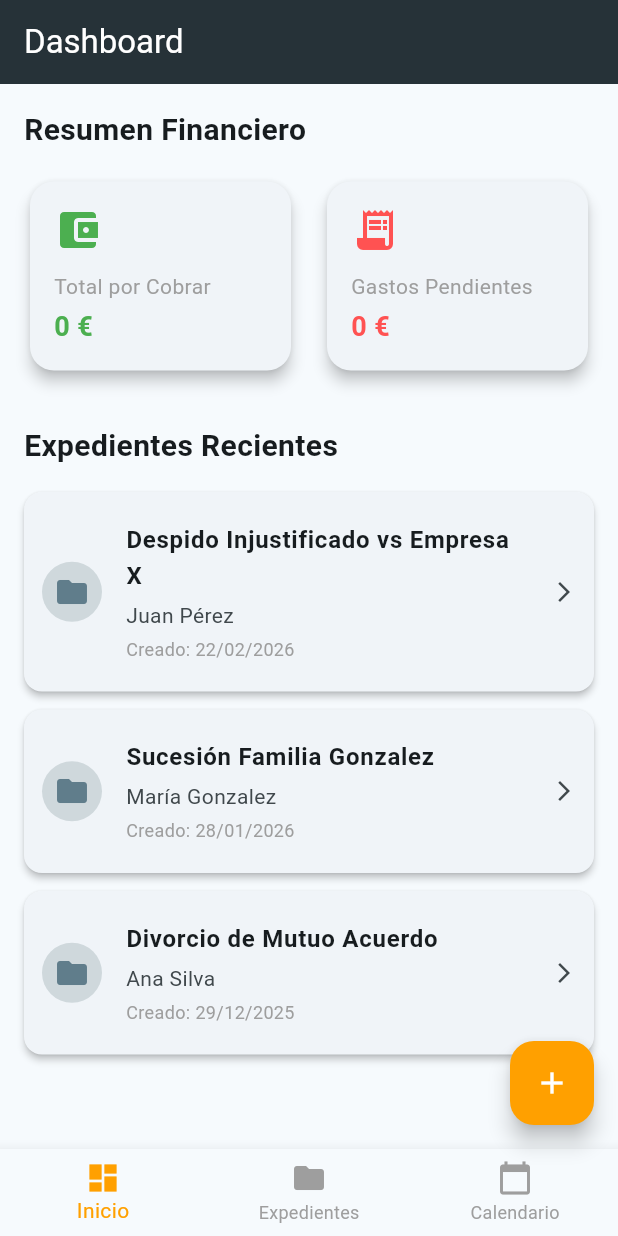
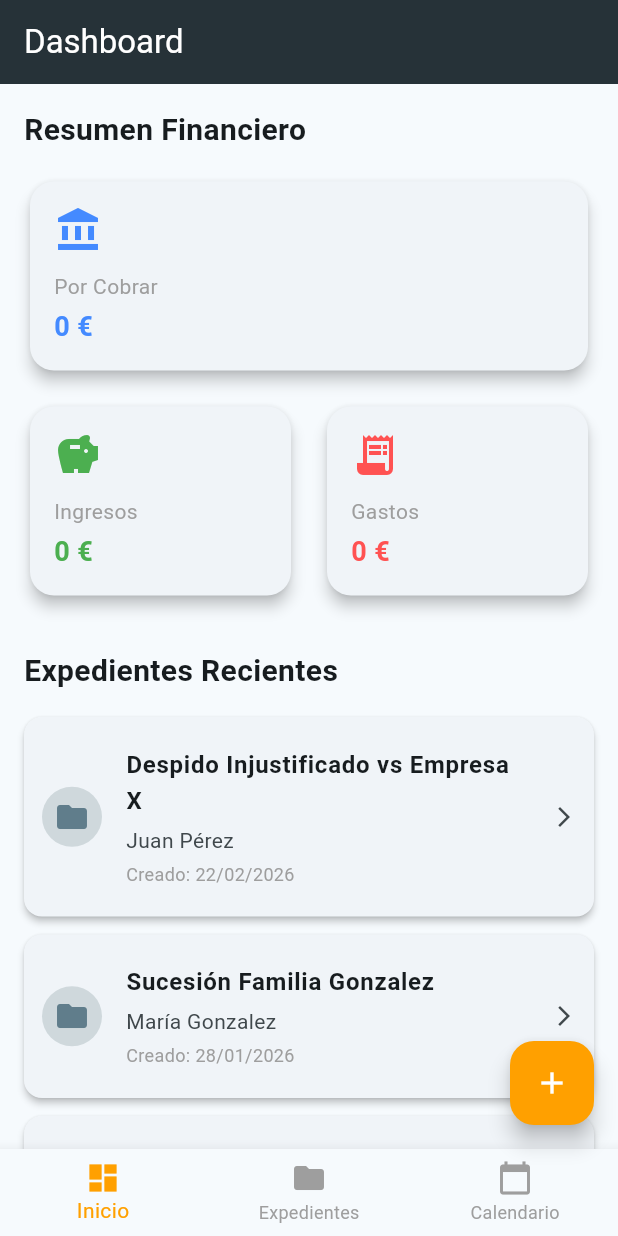
Before and after one commit to Guillermo-Torrealba/App_Abogados, a Flutter app: the screen it shows after launch, on a phone screen of 412 x 824 dp. Run offline on Flutter 3.47's test engine with Material 3 defaults, Android fonts, the phone set to English and light mode, and no system bars; our stand-ins replace table_calendar.

Commit message:
arreglo tarjetas de pagina principal

```diff
--- a/lib/models/transaction_model.dart
+++ b/lib/models/transaction_model.dart
@@ -42,4 +42,8 @@ class LegalCase {
   double get totalHonorarios => transactions
       .where((t) => t.type == TransactionType.honorario)
       .fold(0, (sum, t) => sum + t.amount);
+
+  double get totalAbonos => transactions
+      .where((t) => t.type == TransactionType.abono)
+      .fold(0, (sum, t) => sum + t.amount);
 }
--- a/lib/screens/dashboard_screen.dart
+++ b/lib/screens/dashboard_screen.dart
@@ -11,8 +11,9 @@ class DashboardScreen extends StatelessWidget {
   @override
   Widget build(BuildContext context) {
     // Calculamos KPIs
-    double totalHonorarios = cases.fold(0, (sum, c) => sum + c.totalHonorarios);
     double totalGastos = cases.fold(0, (sum, c) => sum + c.totalGastos);
+    double totalIngresos = cases.fold(0, (sum, c) => sum + c.totalAbonos);
+    double saldoPendiente = totalGastos - totalIngresos;
 
     final formatCurrency = NumberFormat.simpleCurrency(
       locale: 'es_CL',
@@ -41,20 +42,30 @@ class DashboardScreen extends StatelessWidget {
                 style: TextStyle(fontSize: 20, fontWeight: FontWeight.bold),
               ),
               const SizedBox(height: 16),
+              SizedBox(
+                width: double.infinity,
+                child: _buildKPICard(
+                  title: 'Por Cobrar',
+                  amount: formatCurrency.format(saldoPendiente),
+                  color: Colors.blueAccent,
+                  icon: Icons.account_balance,
+                ),
+              ),
+              const SizedBox(height: 16),
               Row(
                 children: [
                   Expanded(
                     child: _buildKPICard(
-                      title: 'Total por Cobrar',
-                      amount: formatCurrency.format(totalHonorarios),
+                      title: 'Ingresos',
+                      amount: formatCurrency.format(totalIngresos),
                       color: Colors.green,
-                      icon: Icons.account_balance_wallet,
+                      icon: Icons.savings,
                     ),
                   ),
                   const SizedBox(width: 16),
                   Expanded(
                     child: _buildKPICard(
-                      title: 'Gastos Pendientes',
+                      title: 'Gastos',
                       amount: formatCurrency.format(totalGastos),
                       color: Colors.redAccent,
                       icon: Icons.receipt_long,
```
